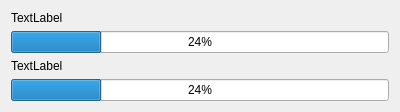
Old version of the form Basket/src/Ihm/ProgressBar.ui in the repository nantodevison/Basket.
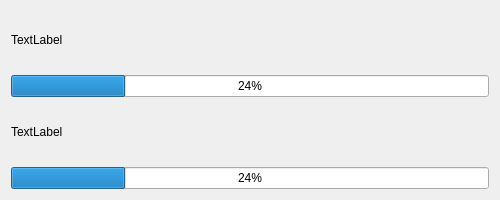
New version of the form.

Commit message: debut connexion a ProgressBar

The edit to the form file:
```diff
--- a/Basket/src/Ihm/ProgressBar.ui
+++ b/Basket/src/Ihm/ProgressBar.ui
@@ -6,10 +6,22 @@
    <rect>
     <x>0</x>
     <y>0</y>
-    <width>400</width>
-    <height>106</height>
+    <width>500</width>
+    <height>200</height>
    </rect>
   </property>
+  <property name="minimumSize">
+   <size>
+    <width>500</width>
+    <height>200</height>
+   </size>
+  </property>
+  <property name="baseSize">
+   <size>
+    <width>500</width>
+    <height>200</height>
+   </size>
+  </property>
   <property name="windowTitle">
    <string>Progression Telechargement</string>
   </property>
```
The commit also changes 5 other files.
